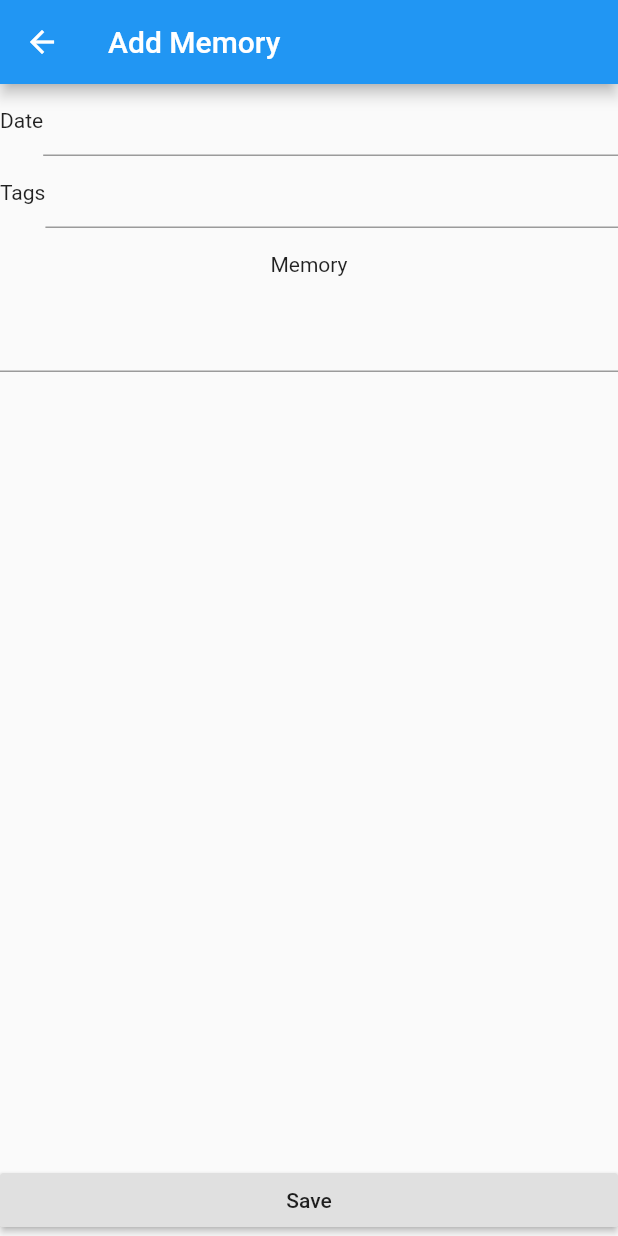
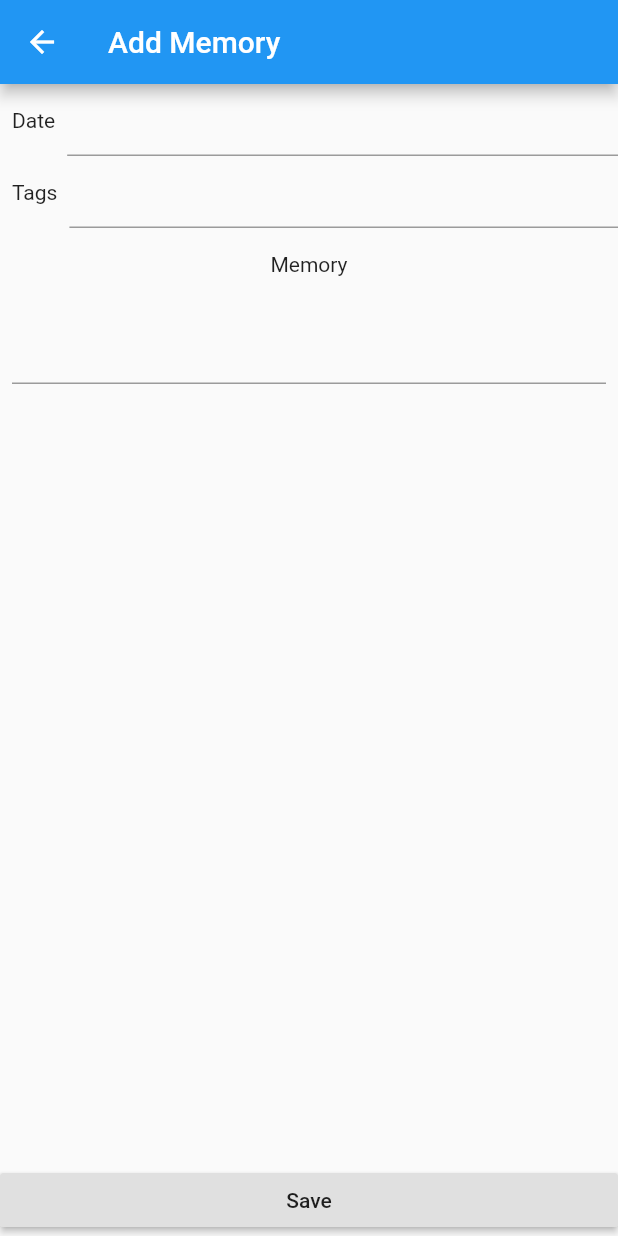
Before and after one commit to neighthan/memory_app, a Flutter app: the AddEditMemory screen opened directly, on a phone screen of 412 x 824 dp. Run offline on Flutter 3.47's test engine with Material 2 defaults, Android fonts, the phone set to English and light mode, and no system bars.

Commit message:
More padding added to AddMemory page.

```diff
--- a/lib/main.dart
+++ b/lib/main.dart
@@ -78,18 +78,27 @@ class AddEditMemory extends StatelessWidget {
       appBar: new AppBar(title: new Text('$addOrEdit Memory')),
       body: new Column(children: <Widget>[
         new Row(children: <Widget>[
-          new Text('Date'),
+          new Container(
+            child: new Text('Date'),
+            padding: new EdgeInsets.all(8.0),
+          ),
           new Expanded(child: new TextField()),
         ]),
         new Row(children: <Widget>[
-          new Text('Tags'),
+          new Container(
+            child: new Text('Tags'),
+            padding: new EdgeInsets.all(8.0),
+          ),
           new Expanded(child: new TextField()),
         ]),
         new Container(
           child: new Text('Memory'),
           padding: new EdgeInsets.all(16.0),
         ),
-        new Expanded(child: new TextField(maxLines: null)),
+        new Expanded(child: new Container(
+          child: new TextField(maxLines: null),
+          padding: new EdgeInsets.all(8.0),
+        )),
         new RaisedButton(onPressed: _addMemory, child: new Center(child: new Text('Save')))
       ]),
     );
```
